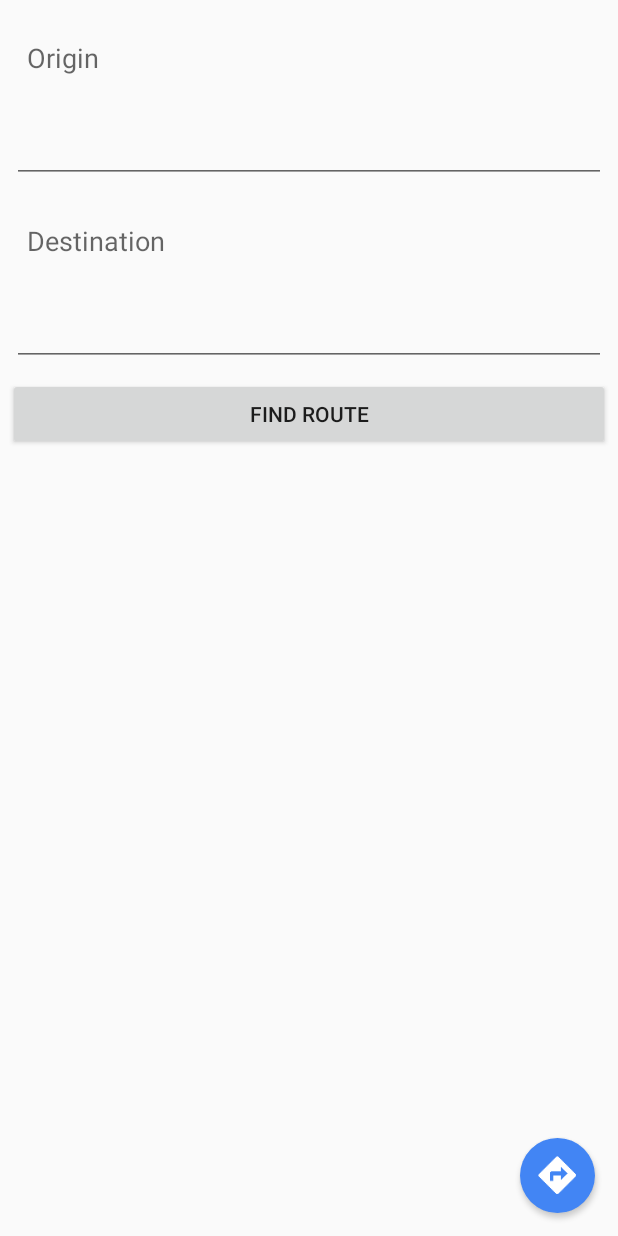
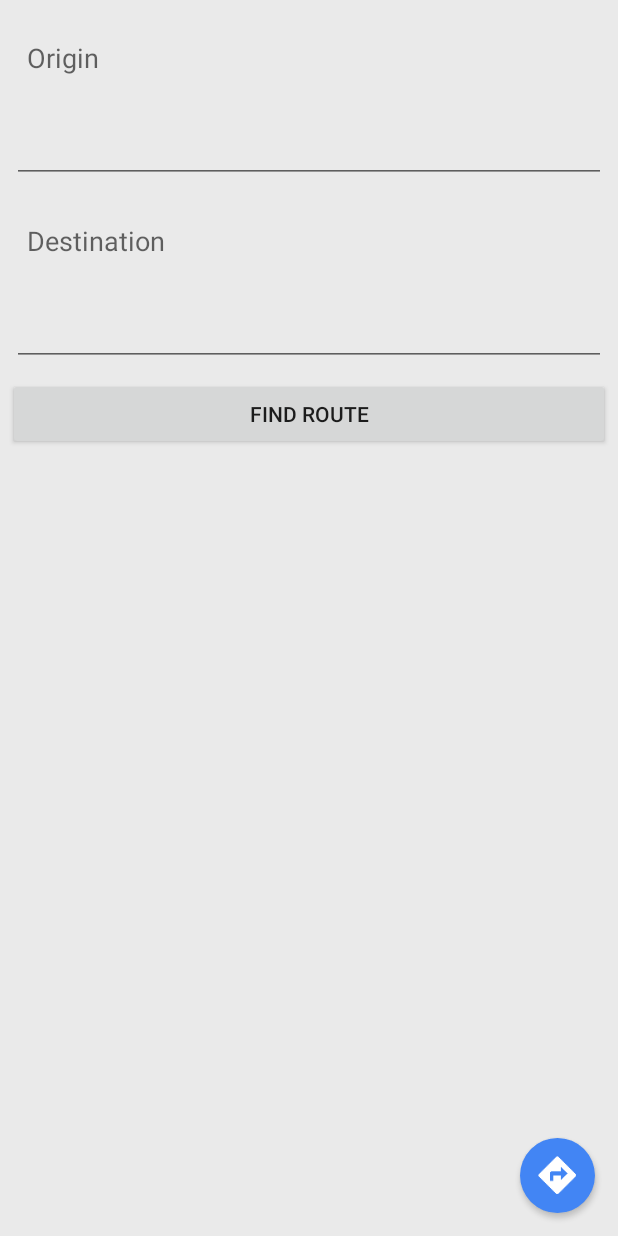
Before and after one commit to jdsbanares/para, an Android app: the fragment SearchFragment placed in its activity, on a phone screen of 412 x 824 dp. Run offline under Robolectric (Android 15) with nearby library versions, the phone set to English and light mode, and no system bars; 3 statements that could not run were skipped.

Commit message:
Updated Search Fragment layout background; Switch fragments to show route

```diff
--- a/app/src/main/java/sp/para/fragments/SearchFragment.java
+++ b/app/src/main/java/sp/para/fragments/SearchFragment.java
@@ -16,6 +16,7 @@ import org.osmdroid.util.GeoPoint;
 
 import java.lang.reflect.Array;
 import java.util.ArrayList;
+import java.util.Collections;
 import java.util.List;
 
 import sp.para.R;
@@ -169,6 +170,7 @@ public class SearchFragment extends Fragment {
                 }
 
                 MapFragment mf = (MapFragment) getFragmentManager().findFragmentByTag("map_frag");
+                Collections.reverse(waypoints);
                 mf.showRoute(waypoints);
                 /*
                 Log.d("-------------APP", "ORIGIN SELECTED = " + origin.getLat());
--- a/app/src/main/res/layout/search_fragment.xml
+++ b/app/src/main/res/layout/search_fragment.xml
@@ -4,7 +4,8 @@
     android:orientation="vertical"
     android:layout_width="match_parent"
     android:layout_height="match_parent"
-    android:touchscreenBlocksFocus="false">
+    android:touchscreenBlocksFocus="false"
+    android:background="#EAEAEA">
 
     <Space
         android:layout_width="match_parent"
```
Also changed, not shown: app/src/main/java/sp/para/fragments/MapFragment.java (+6 -3 lines).
